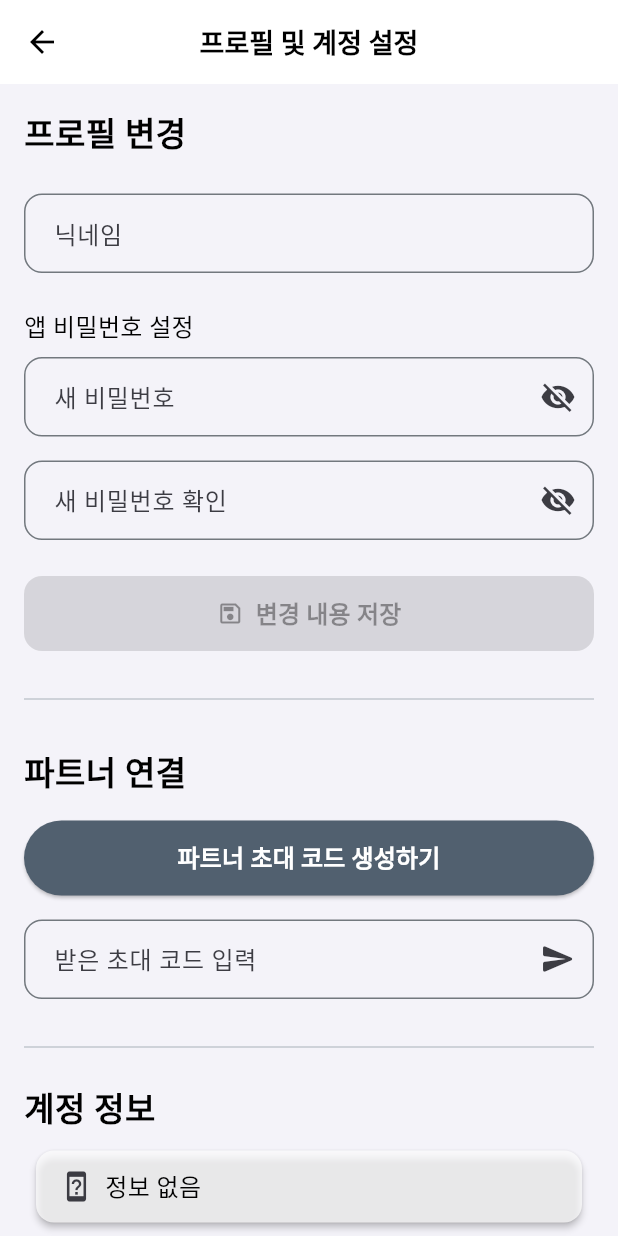
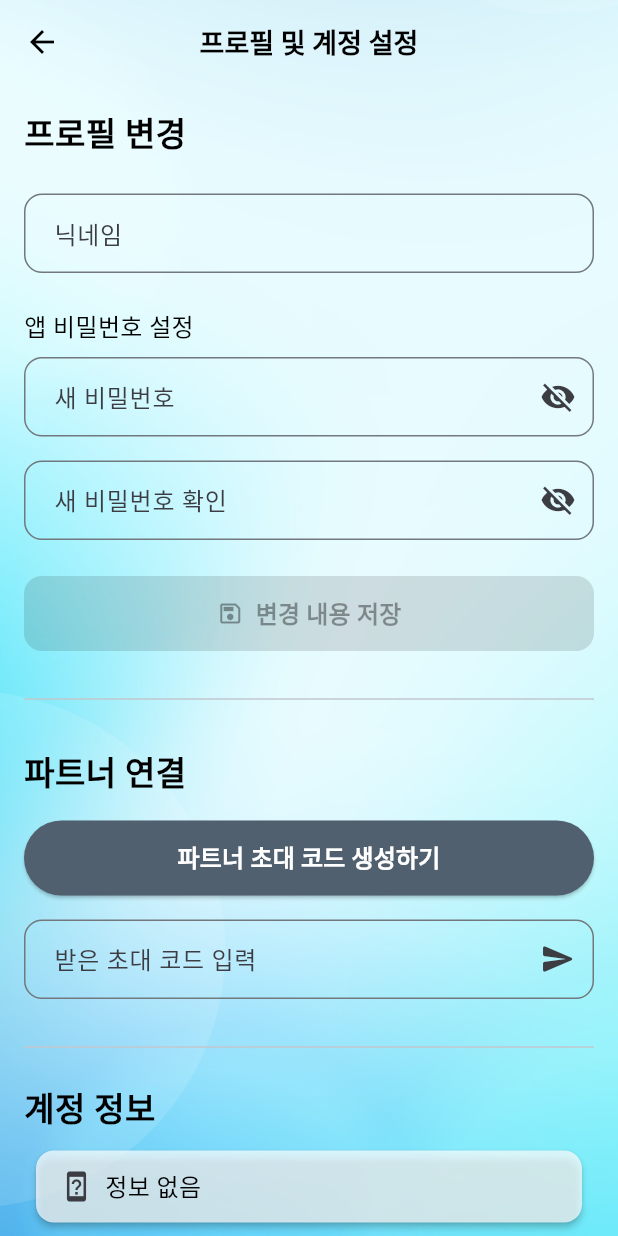
Before and after one commit to creatorjun/safe_diary, a Flutter app: the ProfileScreen screen opened by its route, on a phone screen of 412 x 824 dp. Run offline on Flutter 3.47's test engine with Material 3 defaults, Android fonts, the phone set to English and light mode, and no system bars; our stand-ins replace crystal_navigation_bar, firebase_core, firebase_messaging, flex_color_scheme, flutter_dotenv, flutter_local_notifications and 4 more; missing offline and left inert: kakao_flutter_sdk, naver_login_sdk, no_screenshot, omni_datetime_picker, stomp_dart_client; accounts and stored records are empty; generated files the repository leaves out were written again.

Commit message:
버그 픽스

```diff
--- a/lib/app/views/profile_screen.dart
+++ b/lib/app/views/profile_screen.dart
@@ -11,6 +11,7 @@ import '../controllers/profile_controller.dart';
 import '../models/user.dart' show LoginPlatform;
 import '../routes/app_pages.dart';
 import '../theme/app_theme.dart';
+import 'widgets/shared_background.dart';
 
 class ProfileScreen extends StatefulWidget {
   const ProfileScreen({super.key});
@@ -95,13 +96,17 @@ class _ProfileScreenState extends State<ProfileScreen> {
     final AppTextStyles textStyles = theme.extension<AppTextStyles>()!;
     final AppSpacing spacing = theme.extension<AppSpacing>()!;
 
-    return Scaffold(
+    return SharedBackground(
+      child: Scaffold(
+        backgroundColor: Colors.transparent,
         appBar: AppBar(
           title: Text(
             AppStrings.profileAndSettings,
             style: textStyles.titleMedium,
           ),
           centerTitle: true,
+          backgroundColor: Colors.transparent,
+          elevation: 0,
         ),
         body: SingleChildScrollView(
           child: Padding(
@@ -137,7 +142,8 @@ class _ProfileScreenState extends State<ProfileScreen> {
                         labelText: AppStrings.newPassword,
                         hintText: AppStrings.newPasswordHint,
                         isObscured: controller.isNewPasswordObscured,
-                      toggleVisibility: controller.toggleNewPasswordVisibility,
+                        toggleVisibility:
+                        controller.toggleNewPasswordVisibility,
                       ),
                       SizedBox(height: spacing.medium),
                       _buildPasswordField(
@@ -162,8 +168,7 @@ class _ProfileScreenState extends State<ProfileScreen> {
                     style: FilledButton.styleFrom(
                       minimumSize: const Size(double.infinity, 50),
                     ),
-                  onPressed:
-                      controller.hasChanges.value
+                    onPressed: controller.hasChanges.value
                         ? () {
                       controller
                           .saveChanges(
@@ -211,7 +216,8 @@ class _ProfileScreenState extends State<ProfileScreen> {
                 SizedBox(height: spacing.large),
                 const Divider(),
                 SizedBox(height: spacing.large),
-              Text(AppStrings.partnerConnection, style: textStyles.titleLarge),
+                Text(AppStrings.partnerConnection,
+                    style: textStyles.titleLarge),
                 SizedBox(height: spacing.medium),
                 _buildPartnerSection(context),
                 SizedBox(height: spacing.large),
@@ -224,6 +230,7 @@ class _ProfileScreenState extends State<ProfileScreen> {
                 _buildAccountDeletionSection(),
                 SizedBox(height: spacing.large),
               ],
+            ),
           ),
         ),
       ),
@@ -288,8 +295,7 @@ class _ProfileScreenState extends State<ProfileScreen> {
               style: FilledButton.styleFrom(
                 minimumSize: const Size(double.infinity, 45),
               ),
-              onPressed:
-                  () => Get.toNamed(
+              onPressed: () => Get.toNamed(
                 Routes.chat,
                 arguments: {
                   'partnerUid': user.partnerUid,
@@ -306,7 +312,8 @@ class _ProfileScreenState extends State<ProfileScreen> {
               ),
               label: Text(
                 AppStrings.unfriendButton,
-                style: textStyles.bodyMedium.copyWith(color: colorScheme.error),
+                style:
+                textStyles.bodyMedium.copyWith(color: colorScheme.error),
               ),
               style: OutlinedButton.styleFrom(
                 minimumSize: const Size(double.infinity, 45),
@@ -434,8 +441,7 @@ class _ProfileScreenState extends State<ProfileScreen> {
                 SizedBox(
                   width: 22,
                   height: 22,
-                  child:
-                      user.platform == LoginPlatform.naver
+                  child: user.platform == LoginPlatform.naver
                       ? const Image(image: Svg('assets/naver_icon.svg'))
                       : user.platform == LoginPlatform.kakao
                       ? const Image(image: Svg('assets/kakao_icon.svg'))
--- /dev/null
+++ b/lib/app/views/widgets/shared_background.dart
@@ -0,0 +1,27 @@
+// lib/app/views/widgets/shared_background.dart
+
+import 'package:flutter/material.dart';
+import 'package:get/get.dart';
+
+class SharedBackground extends StatelessWidget {
+  final Widget child;
+
+  const SharedBackground({super.key, required this.child});
+
+  @override
+  Widget build(BuildContext context) {
+    final String backgroundImage = Get.isDarkMode
+        ? "assets/home_dark_back.png"
+        : "assets/home_light_back.png";
+
+    return Container(
+      decoration: BoxDecoration(
+        image: DecorationImage(
+          image: AssetImage(backgroundImage),
+          fit: BoxFit.cover,
+        ),
+      ),
+      child: child,
+    );
+  }
+}
```
Also changed, not shown: lib/app/views/home_screen.dart (+2 -12 lines), lib/app/views/profile_auth_screen.dart (+7 -1 lines). Lines whose indentation alone changed are shown as unchanged.
